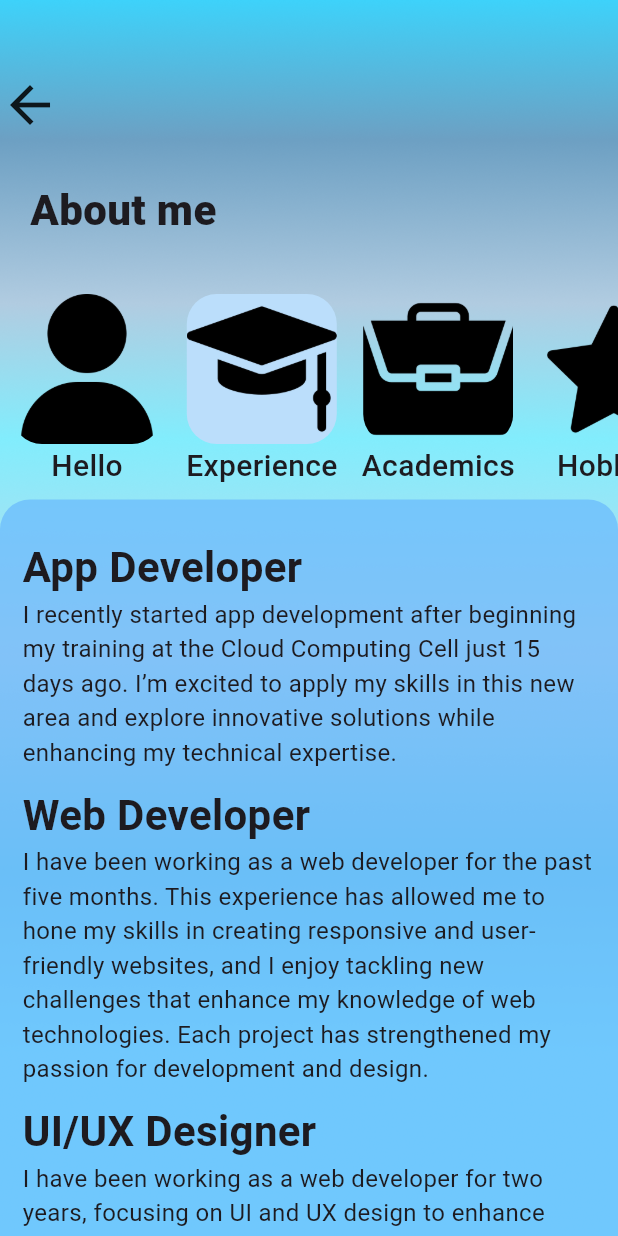
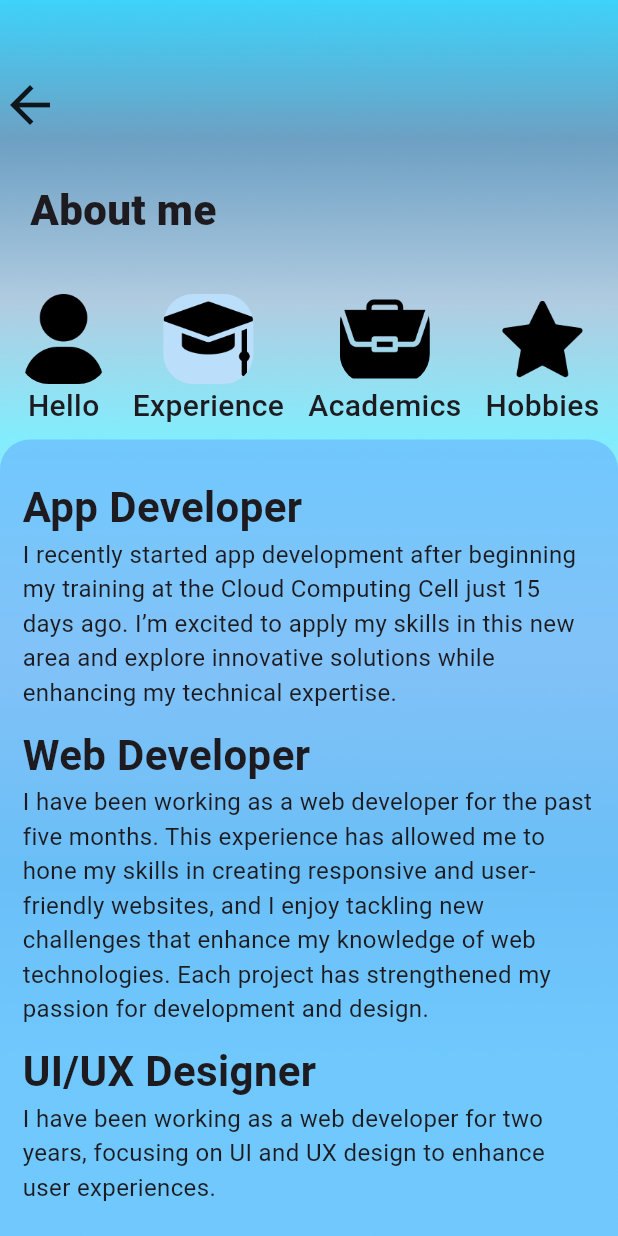
Before and after one commit to alokyadav686/portfolioapp, a Flutter app: the hello screen opened directly, after a tap on "Let's Explore", on a phone screen of 412 x 824 dp. Run offline on Flutter 3.47's test engine with Material 3 defaults, Android fonts, the phone set to English and light mode, and no system bars; missing offline and left inert: dart:ffi.

Commit message:
improving icons

```diff
--- a/lib/hello.dart
+++ b/lib/hello.dart
@@ -69,8 +69,8 @@ class hello extends StatelessWidget {
                               // Navigator.push(context, MaterialPageRoute(builder: (context)=>hello()));
                             },
                             child: Container(
-                              width: 100,
-                              height: 100,
+                              width: 60,
+                              height: 60,
 
                               decoration: BoxDecoration(
                                 borderRadius: BorderRadius.circular(20),
@@ -97,8 +97,8 @@ class hello extends StatelessWidget {
                               Navigator.push(context, MaterialPageRoute(builder: (context)=>menuBtn()));
                             },
                             child: Container(
-                              width: 100,
-                              height: 100,
+                              width: 60,
+                              height: 60,
 
                               decoration: BoxDecoration(
                                 borderRadius: BorderRadius.circular(20),
@@ -125,8 +125,8 @@ class hello extends StatelessWidget {
 
                             },
                             child: Container(
-                              width: 100,
-                              height: 100,
+                              width: 60,
+                              height: 60,
 
                               decoration: BoxDecoration(
                                 borderRadius: BorderRadius.circular(20),
@@ -152,8 +152,8 @@ class hello extends StatelessWidget {
                               Navigator.push(context, MaterialPageRoute(builder: (context)=>hobbies()));
                             },
                             child: Container(
-                              width: 100,
-                              height: 100,
+                              width: 60,
+                              height: 60,
 
                               decoration: BoxDecoration(
                                 borderRadius: BorderRadius.circular(20),
--- a/lib/menuBtn.dart
+++ b/lib/menuBtn.dart
@@ -70,8 +70,8 @@ class menuBtn extends StatelessWidget {
                             child: SingleChildScrollView(
                               scrollDirection: Axis.vertical,
                               child: Container(
-                                width: 100,
-                                height: 100,
+                                width: 60,
+                                height: 60,
 
                                 decoration: BoxDecoration(
                                   borderRadius: BorderRadius.circular(20),
@@ -98,8 +98,8 @@ class menuBtn extends StatelessWidget {
                               // Navigator.push(context, MaterialPageRoute(builder: (context)=>menuBtn()));
                             },
                             child: Container(
-                              width: 100,
-                              height: 100,
+                              width: 60,
+                              height: 60,
 
                               decoration: BoxDecoration(
                                 borderRadius: BorderRadius.circular(20),
@@ -127,8 +127,8 @@ class menuBtn extends StatelessWidget {
 
                             },
                             child: Container(
-                              width: 100,
-                              height: 100,
+                              width: 60,
+                              height: 60,
 
                               decoration: BoxDecoration(
                                 borderRadius: BorderRadius.circular(20),
@@ -154,8 +154,8 @@ class menuBtn extends StatelessWidget {
                               Navigator.push(context, MaterialPageRoute(builder: (context)=>hobbies()));
                             },
                             child: Container(
-                              width: 100,
-                              height: 100,
+                              width: 60,
+                              height: 60,
 
                               decoration: BoxDecoration(
                                 borderRadius: BorderRadius.circular(20),
```
Also changed, not shown: lib/academics.dart (+8 -8 lines), lib/hobbies.dart (+9 -9 lines).
